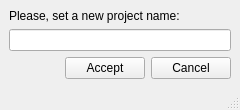
Before: the Qt Designer form core/ui/admin/admin_renameproj.ui in Giswater/giswater_qgis_plugin, drawn with Qt 5.
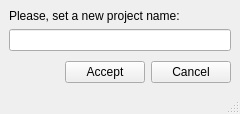
After: the same form once the commit is applied.

Commit message: Enhancement: admin forms

```diff
--- a/core/ui/admin/admin_renameproj.ui
+++ b/core/ui/admin/admin_renameproj.ui
@@ -7,7 +7,7 @@
     <x>0</x>
     <y>0</y>
     <width>240</width>
-    <height>108</height>
+    <height>114</height>
    </rect>
   </property>
   <property name="windowTitle">
@@ -18,20 +18,6 @@
   </property>
   <widget class="QWidget" name="centralwidget">
    <layout class="QGridLayout" name="gridLayout_2">
-    <item row="1" column="2">
-     <widget class="QPushButton" name="btn_cancel">
-      <property name="text">
-       <string>Cancel</string>
-      </property>
-     </widget>
-    </item>
-    <item row="1" column="1">
-     <widget class="QPushButton" name="btn_accept">
-      <property name="text">
-       <string>Accept</string>
-      </property>
-     </widget>
-    </item>
     <item row="0" column="0" colspan="3">
      <layout class="QVBoxLayout" name="verticalLayout">
       <item>
@@ -44,8 +30,48 @@
       <item>
        <widget class="QLineEdit" name="schema_rename_copy"/>
       </item>
+      <item>
+       <spacer name="verticalSpacer">
+        <property name="orientation">
+         <enum>Qt::Vertical</enum>
+        </property>
+        <property name="sizeHint" stdset="0">
+         <size>
+          <width>20</width>
+          <height>40</height>
+         </size>
+        </property>
+       </spacer>
+      </item>
      </layout>
     </item>
+    <item row="1" column="1">
+     <widget class="QPushButton" name="btn_accept">
+      <property name="text">
+       <string>Accept</string>
+      </property>
+     </widget>
+    </item>
+    <item row="1" column="2">
+     <widget class="QPushButton" name="btn_cancel">
+      <property name="text">
+       <string>Cancel</string>
+      </property>
+     </widget>
+    </item>
+    <item row="1" column="0">
+     <spacer name="horizontalSpacer">
+      <property name="orientation">
+       <enum>Qt::Horizontal</enum>
+      </property>
+      <property name="sizeHint" stdset="0">
+       <size>
+        <width>40</width>
+        <height>20</height>
+       </size>
+      </property>
+     </spacer>
+    </item>
    </layout>
   </widget>
   <widget class="QStatusBar" name="statusbar"/>
```
The commit also changes 1 other file.
